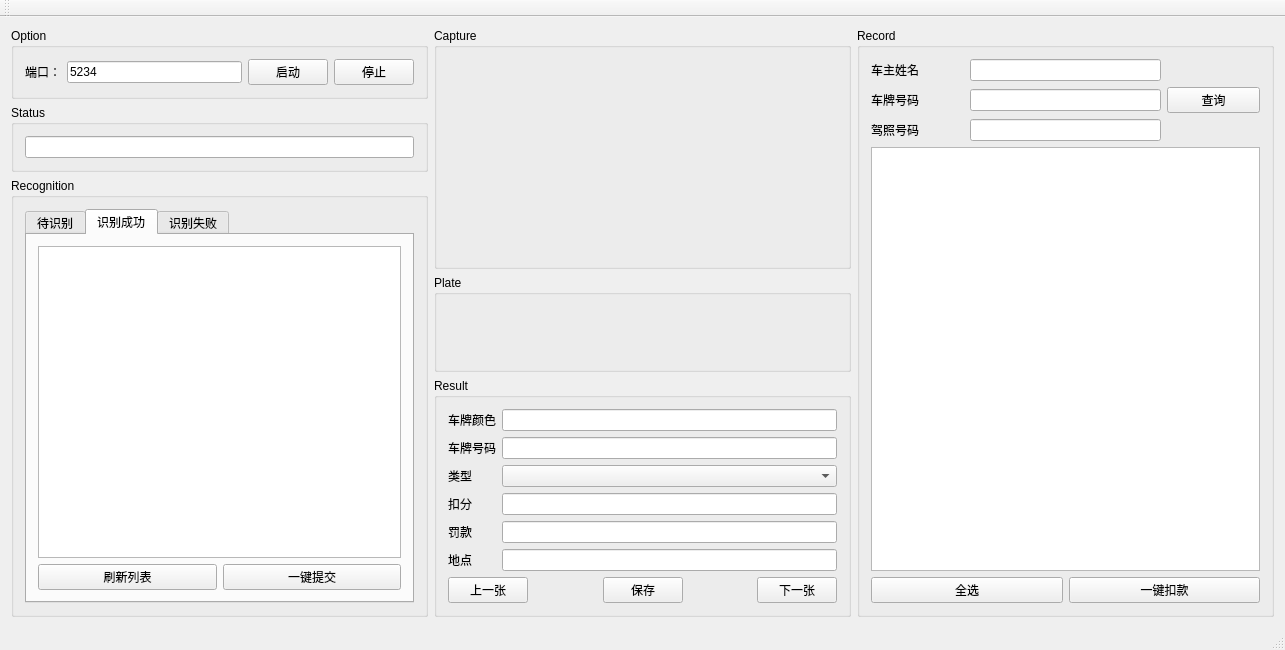
Before: the Qt Designer form mainwindow.ui in jozhn/PServer, drawn with Qt 5.
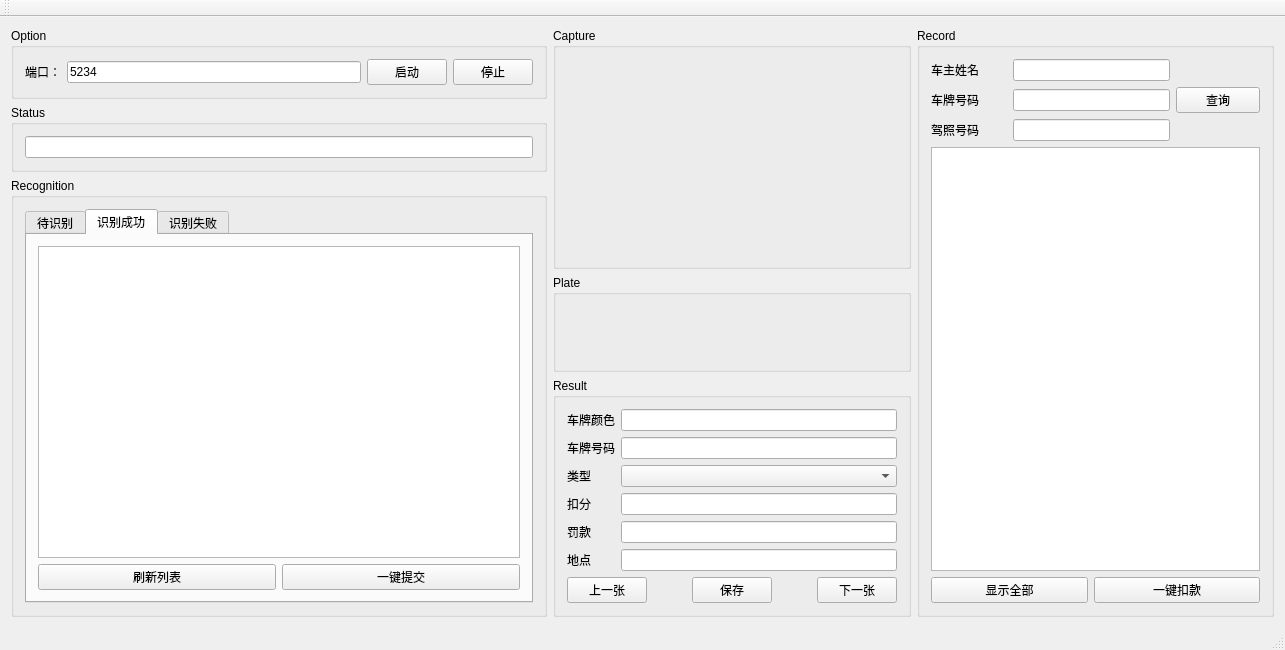
After: the same form once the commit is applied.

Commit message: 修复crash

```diff
--- a/mainwindow.ui
+++ b/mainwindow.ui
@@ -22,7 +22,7 @@
   <widget class="QWidget" name="centralWidget">
    <layout class="QGridLayout" name="gridLayout_11">
     <item row="0" column="0">
-     <layout class="QHBoxLayout" name="mainLayout" stretch="1,1,1">
+     <layout class="QHBoxLayout" name="mainLayout" stretch="3,2,2">
       <item>
        <layout class="QVBoxLayout" name="left" stretch="1,1,8">
         <item>
@@ -425,7 +425,7 @@
            <item row="4" column="0" colspan="2">
             <widget class="QPushButton" name="selectAll">
              <property name="text">
-              <string>全选</string>
+              <string>显示全部</string>
              </property>
             </widget>
            </item>
```
Left out of the diff: 2 changed lines with no effect on the pictures. The commit also changes 2 other files.
